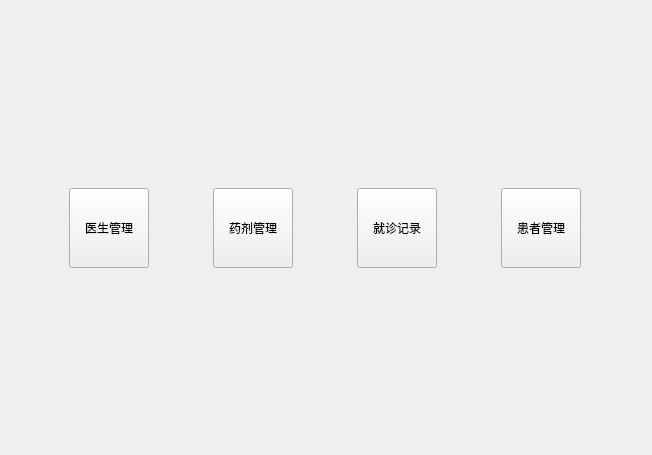
First picture: the form in welcomeview.ui, repository ygzuxts/dazuoye, before the edit.
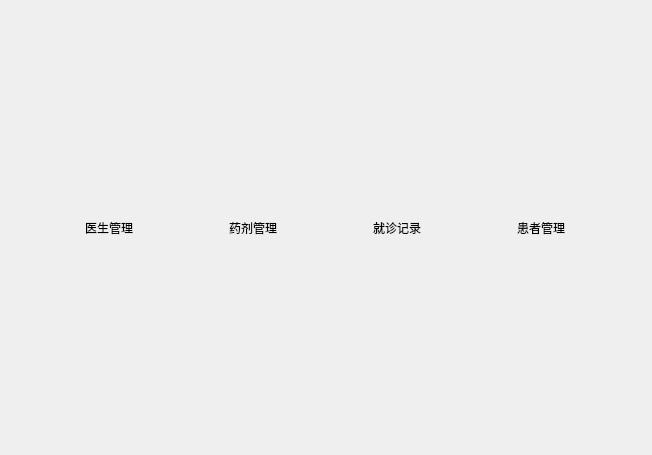
Second picture: the form after the edit.

```diff
--- a/welcomeview.ui
+++ b/welcomeview.ui
@@ -13,6 +13,24 @@
   <property name="windowTitle">
    <string>欢迎</string>
   </property>
+  <property name="styleSheet">
+   <string notr="true">
+/* QPushButton 按钮样式 */
+QPushButton {
+
+    color: black; /* 按钮文字颜色 */
+    border: none;
+    border-radius: 5px; /* 按钮圆角 */
+    padding: 8px 15px;
+    font: bold 12px &quot;Arial&quot;;
+    text-align: center;
+}
+
+QMessageBox {
+                         color: #8B0000;
+                          font: 12pt 'Arial';
+                         }</string>
+  </property>
   <layout class="QVBoxLayout" name="verticalLayout">
    <item>
     <spacer name="verticalSpacer">
```
